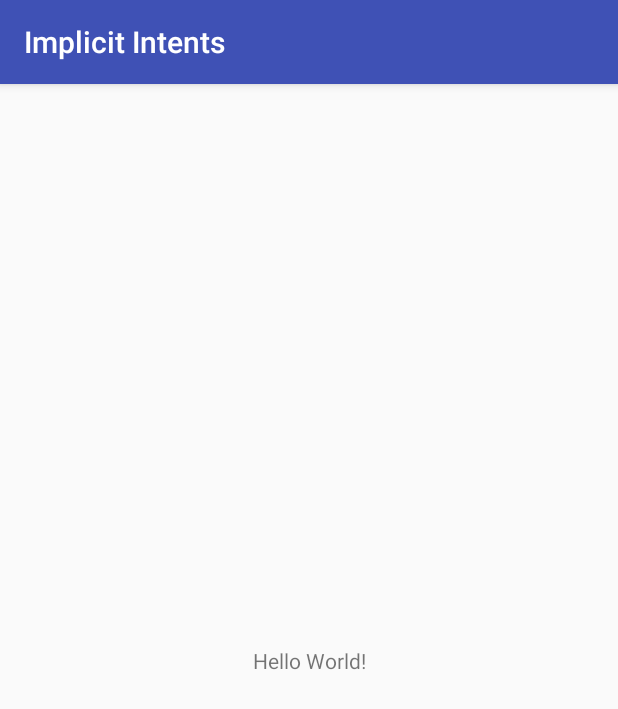
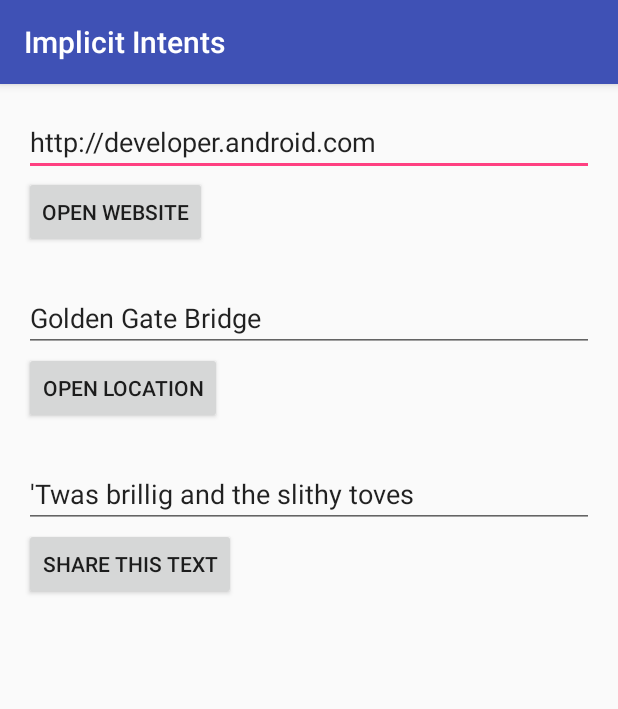
Before and after one commit to SaumyaSingh1/Android-Codelabs, an Android app: the screen it shows after launch (MainActivity), on a phone screen of 412 x 824 dp. Shown: the top 709 px of the screen. Run offline under Robolectric (Android 15) with nearby library versions, the phone set to English and light mode, and no system bars.

Commit message:
implemented openWebsite method in Implicit Intents

```diff
--- a/ImplicitIntents/app/src/main/java/com/sanjeev/implicitintents/MainActivity.java
+++ b/ImplicitIntents/app/src/main/java/com/sanjeev/implicitintents/MainActivity.java
@@ -1,13 +1,34 @@
 package com.sanjeev.implicitintents;
 
+import android.content.Intent;
+import android.net.Uri;
 import android.support.v7.app.AppCompatActivity;
 import android.os.Bundle;
+import android.util.Log;
+import android.view.View;
+import android.widget.EditText;
 
 public class MainActivity extends AppCompatActivity {
+
+    private EditText mWebsiteEdittext;
 
     @Override
     protected void onCreate(Bundle savedInstanceState) {
         super.onCreate(savedInstanceState);
         setContentView(R.layout.activity_main);
+
+        mWebsiteEdittext = findViewById(R.id.website_edittext);
+    }
+
+    public void openWebsite(View view) {
+        String url = mWebsiteEdittext.getText().toString();
+        Uri webpage = Uri.parse(url);
+        Intent intent = new Intent(Intent.ACTION_VIEW, webpage);
+        if(intent.resolveActivity(getPackageManager()) != null){
+            startActivity(intent);
+        }
+        else{
+            Log.d("ImplicitIntents", "Can't handle this!");
+        }
     }
 }
--- a/ImplicitIntents/app/src/main/res/layout/activity_main.xml
+++ b/ImplicitIntents/app/src/main/res/layout/activity_main.xml
@@ -1,18 +1,52 @@
 <?xml version="1.0" encoding="utf-8"?>
-<android.support.constraint.ConstraintLayout xmlns:android="http://schemas.android.com/apk/res/android"
-    xmlns:app="http://schemas.android.com/apk/res-auto"
+<LinearLayout xmlns:android="http://schemas.android.com/apk/res/android"
+    android:orientation="vertical"
+    android:padding="16dp"
     xmlns:tools="http://schemas.android.com/tools"
     android:layout_width="match_parent"
     android:layout_height="match_parent"
     tools:context=".MainActivity">
 
-    <TextView
+    <EditText
+        android:id="@+id/website_edittext"
+        android:layout_width="match_parent"
+        android:layout_height="wrap_content"
+        android:text="@string/edittext_uri"/>
+
+    <Button
+        android:id="@+id/open_website_button"
         android:layout_width="wrap_content"
         android:layout_height="wrap_content"
-        android:text="Hello World!"
-        app:layout_constraintBottom_toBottomOf="parent"
-        app:layout_constraintLeft_toLeftOf="parent"
-        app:layout_constraintRight_toRightOf="parent"
-        app:layout_constraintTop_toTopOf="parent" />
+        android:layout_marginBottom="24dp"
+        android:text="@string/button_uri"
+        android:onClick="openWebsite"/>
 
-</android.support.constraint.ConstraintLayout>
+    <EditText
+        android:id="@+id/location_edittext"
+        android:layout_width="match_parent"
+        android:layout_height="wrap_content"
+        android:text="@string/edittext_loc"/>
+
+    <Button
+        android:id="@+id/open_location_button"
+        android:layout_width="wrap_content"
+        android:layout_height="wrap_content"
+        android:layout_marginBottom="24dp"
+        android:text="@string/button_loc"
+        android:onClick="openLocation"/>
+
+    <EditText
+        android:id="@+id/share_edittext"
+        android:layout_width="match_parent"
+        android:layout_height="wrap_content"
+        android:text="@string/edittext_share"/>
+
+    <Button
+        android:id="@+id/open_text_button"
+        android:layout_width="wrap_content"
+        android:layout_height="wrap_content"
+        android:layout_marginBottom="24dp"
+        android:text="@string/button_share"
+        android:onClick="shareText"/>
+
+</LinearLayout>
--- a/ImplicitIntents/app/src/main/res/values/strings.xml
+++ b/ImplicitIntents/app/src/main/res/values/strings.xml
@@ -1,3 +1,11 @@
 <resources>
     <string name="app_name">Implicit Intents</string>
+    <string name="edittext_uri">http://developer.android.com</string>
+    <string name="button_uri">Open Website</string>
+
+    <string name="edittext_loc">Golden Gate Bridge</string>
+    <string name="button_loc">Open Location</string>
+
+    <string name="edittext_share">\'Twas brillig and the slithy toves</string>
+    <string name="button_share">Share This Text</string>
 </resources>
--- a/ImplicitIntents/app/src/main/res/values/styles.xml
+++ b/ImplicitIntents/app/src/main/res/values/styles.xml
@@ -1,7 +1,7 @@
 <resources>
 
     <!-- Base application theme. -->
-    <style name="AppTheme" parent="Theme.AppCompat.Light.DarkActionBar">
+    <style name="AppTheme" parent="Base.Theme.AppCompat.Light.DarkActionBar">
         <!-- Customize your theme here. -->
         <item name="colorPrimary">@color/colorPrimary</item>
         <item name="colorPrimaryDark">@color/colorPrimaryDark</item>
```
